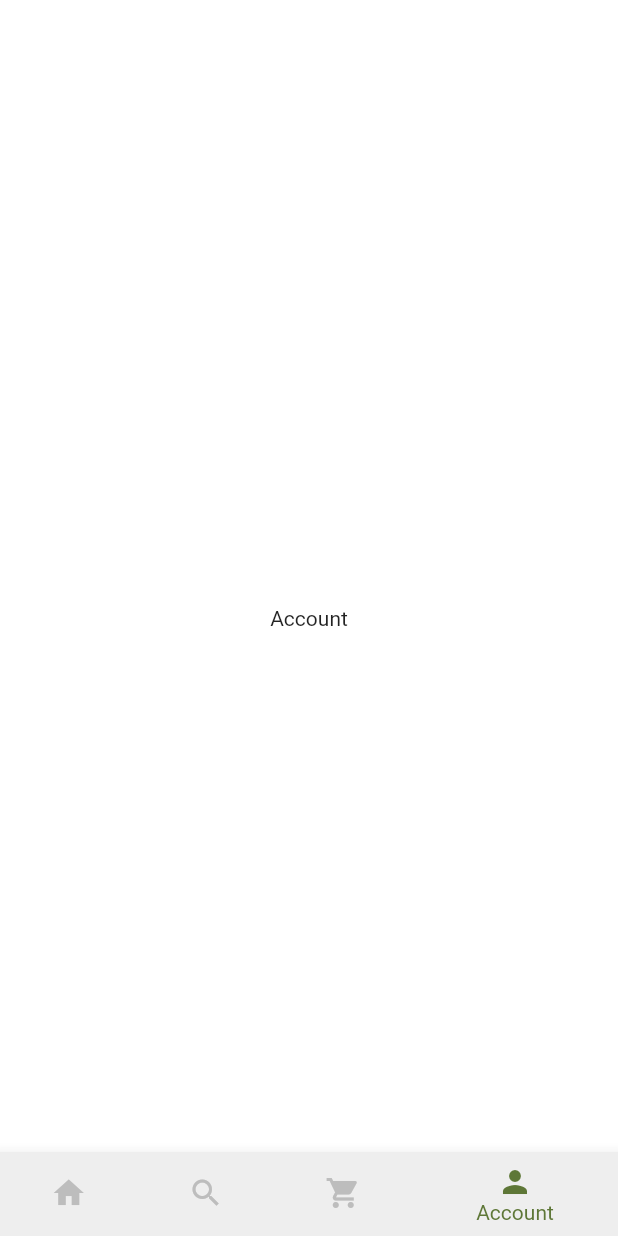
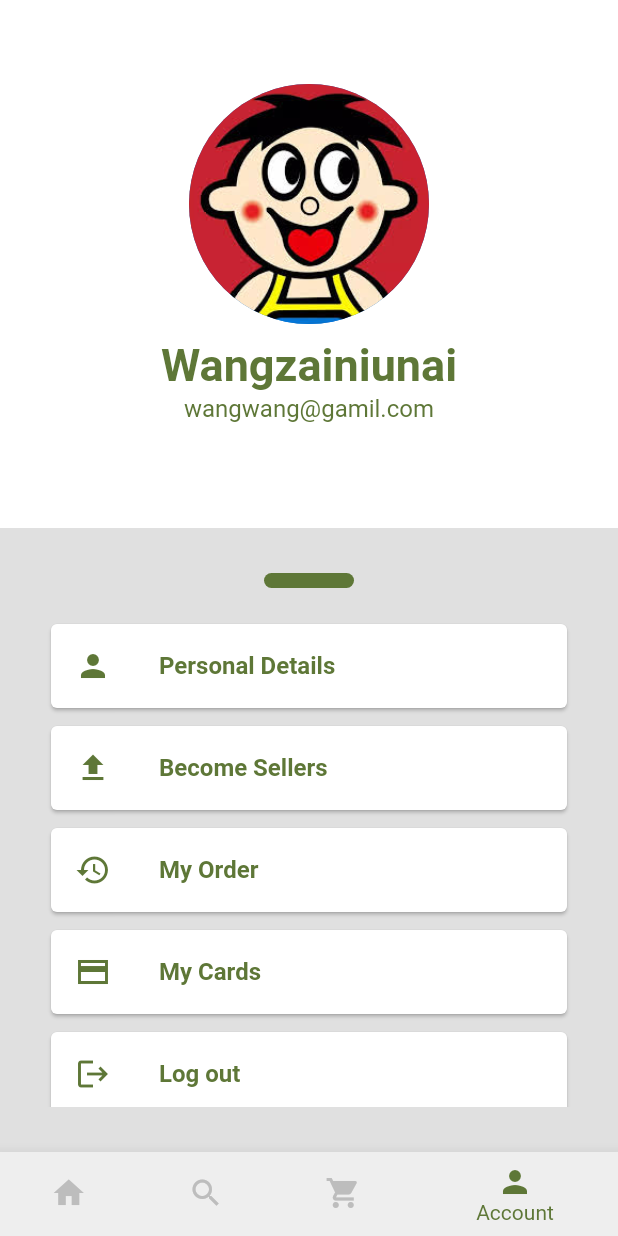
Before and after one commit to ron8520/happy_second, a Flutter app: the screen it shows after launch, item 4 of the bottom bar chosen, on a phone screen of 412 x 824 dp. Run offline on Flutter 3.47's test engine with Material 2 defaults, Android fonts, the phone set to English and light mode, and no system bars.

Commit message:
implment account page

```diff
--- a/lib/routes/account.dart
+++ b/lib/routes/account.dart
@@ -1,4 +1,6 @@
 import 'package:flutter/material.dart';
+
+import '../utils/hexColor.dart';
 
 class AccountPage extends StatefulWidget {
   const AccountPage({super.key});
@@ -13,10 +15,126 @@ class _AccountPageState extends State<AccountPage> {
     super.initState();
   }
 
+  final listItem = <Widget>[
+    Row(mainAxisAlignment: MainAxisAlignment.center, children: [
+      Container(
+        height: 10,
+        width: 60,
+        decoration: BoxDecoration(
+            borderRadius: BorderRadius.circular(20.0),
+            color: HexColor.fromHex("#5E7737")),
+      )
+    ]),
+    SizedBox(height: 20),
+    Card(
+      child: ListTile(
+        leading: Icon(Icons.person, color: HexColor.fromHex("#5E7737")),
+        title: Text(
+          "Personal Details",
+          style: TextStyle(
+              color: HexColor.fromHex("#5E7737"), fontWeight: FontWeight.bold),
+        ),
+        onTap: () {
+          print("hello person");
+        },
+      ),
+    ),
+    SizedBox(height: 4),
+    Card(
+      child: ListTile(
+        leading: Icon(Icons.upload, color: HexColor.fromHex("#5E7737")),
+        title: Text(
+          "Become Sellers",
+          style: TextStyle(
+              color: HexColor.fromHex("#5E7737"), fontWeight: FontWeight.bold),
+        ),
+        onTap: () {
+          print("hello sellers");
+        },
+      ),
+    ),
+    SizedBox(height: 4),
+    Card(
+        child: ListTile(
+      leading: Icon(Icons.history, color: HexColor.fromHex("#5E7737")),
+      title: Text(
+        "My Order",
+        style: TextStyle(
+            color: HexColor.fromHex("#5E7737"), fontWeight: FontWeight.bold),
+      ),
+      onTap: () {
+        print("hello order");
+      },
+    )),
+    SizedBox(height: 4),
+    Card(
+        child: ListTile(
+      leading:
+          Icon(Icons.credit_card_sharp, color: HexColor.fromHex("#5E7737")),
+      title: Text(
+        "My Cards",
+        style: TextStyle(
+            color: HexColor.fromHex("#5E7737"), fontWeight: FontWeight.bold),
+      ),
+      onTap: () {
+        print("hello cards");
+      },
+    )),
+    SizedBox(height: 4),
+    Card(
+        child: ListTile(
+      leading: Icon(Icons.logout, color: HexColor.fromHex("#5E7737")),
+      title: Text(
+        "Log out",
+        style: TextStyle(
+            color: HexColor.fromHex("#5E7737"), fontWeight: FontWeight.bold),
+      ),
+      onTap: () {
+        print("hello logout");
+      },
+    ))
+  ];
+
   @override
   Widget build(BuildContext context) {
-    return Center(
-      child: Text("Account"),
+    return Column(
+      children: [
+        const Center(
+            child: CircleAvatar(
+          backgroundImage: AssetImage('lib/assets/wangzainiunai.jpeg'),
+          radius: 80, // set the radius as needed
+        )),
+        Padding(
+          padding: const EdgeInsets.fromLTRB(0, 10, 0, 0),
+          child: Center(
+              child: Text(
+            "Wangzainiunai",
+            style: TextStyle(
+                fontSize: 30.0,
+                fontWeight: FontWeight.bold,
+                color: HexColor.fromHex("#5E7737")), // set the radius as needed
+          )),
+        ),
+        Padding(
+          padding: EdgeInsets.fromLTRB(0, 2, 0, 70),
+          child: Center(
+              child: Text(
+            "wangwang@gamil.com",
+            style: TextStyle(
+                fontSize: 16.0,
+                color: HexColor.fromHex("#5E7737")), // set the radius as needed
+          )),
+        ),
+        Expanded(
+            child: Container(
+          color: Colors.grey[300],
+          child: Padding(
+              padding: EdgeInsets.all(30),
+              child: ListView(
+                children: listItem,
+              )),
+        ))
+      ],
     );
   }
 }
--- a/pubspec.yaml
+++ b/pubspec.yaml
@@ -74,6 +74,7 @@ flutter:
      - lib/assets/duck.png
      - lib/assets/clothes.png
      - lib/assets/shanyi.png
+     - lib/assets/wangzainiunai.jpeg
   #   - images/a_dot_burr.jpeg
   #   - images/a_dot_ham.jpeg
 
```
Also changed, not shown: lib/assets/wangzainiunai.jpeg (added).
